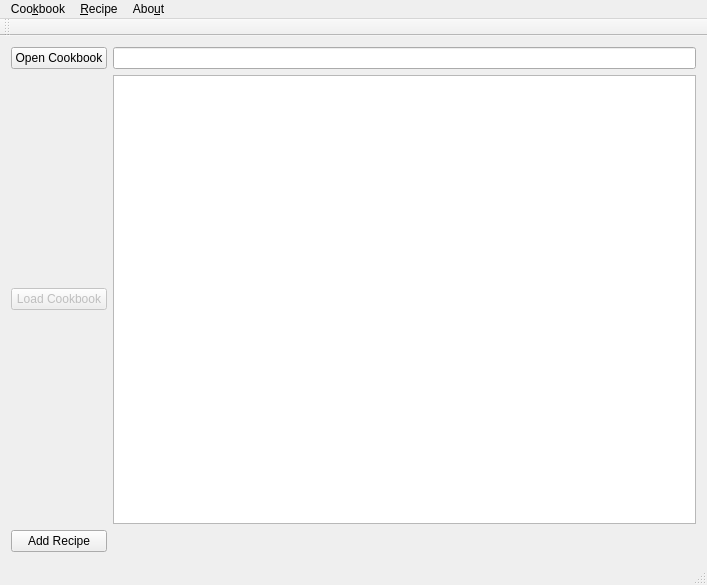
The window that ui/mainwindow.ui (mwip/myCookbook) describes before a commit, drawn with Qt 5.
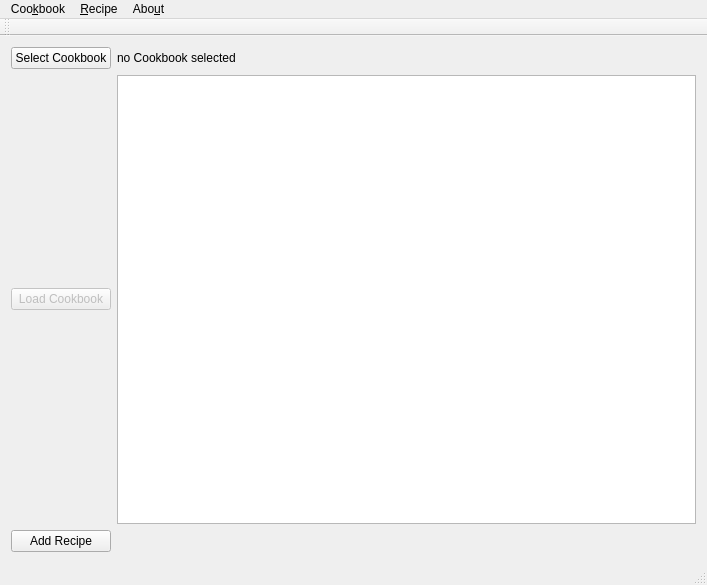
The same window after the commit.

Commit message: Rename open cookbook to select cookbook and implemented

What changed in the file:
```diff
--- a/ui/mainwindow.ui
+++ b/ui/mainwindow.ui
@@ -15,7 +15,21 @@
   </property>
   <widget class="QWidget" name="centralWidget">
    <layout class="QGridLayout" name="gridLayout">
-    <item row="1" column="1">
+    <item row="3" column="1">
+     <widget class="QPushButton" name="buttonAddRecipe">
+      <property name="text">
+       <string>Add Recipe</string>
+      </property>
+     </widget>
+    </item>
+    <item row="0" column="1">
+     <widget class="QPushButton" name="buttonSelectCookbook">
+      <property name="text">
+       <string>Select Cookbook</string>
+      </property>
+     </widget>
+    </item>
+    <item row="2" column="1">
      <widget class="QPushButton" name="buttonLoadCookbook">
       <property name="enabled">
        <bool>false</bool>
@@ -25,23 +39,13 @@
       </property>
      </widget>
     </item>
-    <item row="1" column="3">
+    <item row="2" column="3">
      <widget class="QTableView" name="tableView"/>
     </item>
     <item row="0" column="3">
-     <widget class="QLineEdit" name="labelCurrentCookBook"/>
-    </item>
-    <item row="0" column="1">
-     <widget class="QPushButton" name="buttonOpenCookbook">
+     <widget class="QLabel" name="labelCurrentCookBook">
       <property name="text">
-       <string>Open Cookbook</string>
-      </property>
-     </widget>
-    </item>
-    <item row="2" column="1">
-     <widget class="QPushButton" name="buttonAddRecipe">
-      <property name="text">
-       <string>Add Recipe</string>
+       <string>no Cookbook selected</string>
       </property>
      </widget>
     </item>
```
Left out of the diff: 4 changed lines with no effect on the pictures. The commit also changes 1 other file.
